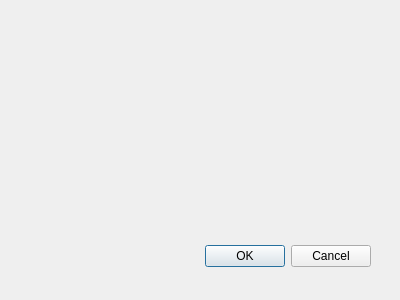
This is assessment_wizard_dialog_base.ui in adtorres1987/q_assessment_wizard as Qt 5 draws it before an edit. The edited form follows.
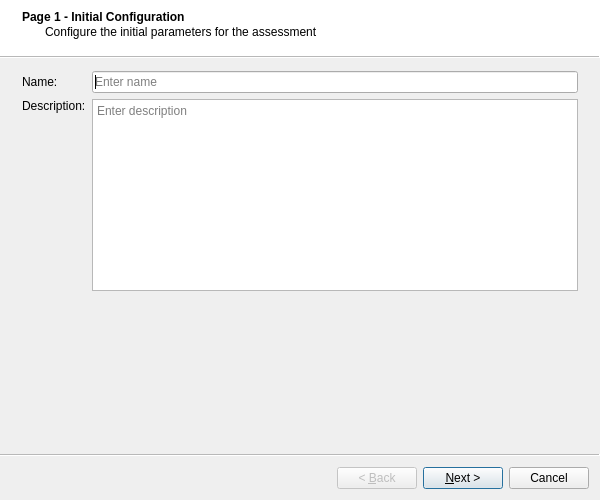
This is the edited form.

Commit message: Wizard structure with page 1, page 2, and page 3

What changed in the file:
```diff
--- a/assessment_wizard_dialog_base.ui
+++ b/assessment_wizard_dialog_base.ui
@@ -1,31 +1,81 @@
 <ui version="4.0" >
  <class>QassessmentWizardDialogBase</class>
- <widget class="QDialog" name="QassessmentWizardDialogBase" >
-  <property name="geometry" >
+ <widget class="QWizard" name="QassessmentWizardDialogBase">
+  <property name="geometry">
    <rect>
     <x>0</x>
     <y>0</y>
-    <width>400</width>
-    <height>300</height>
+    <width>600</width>
+    <height>500</height>
    </rect>
   </property>
   <property name="windowTitle" >
    <string>Assessment Wizard</string>
   </property>
-  <widget class="QDialogButtonBox" name="button_box" >
-   <property name="geometry" >
-    <rect>
-     <x>30</x>
-     <y>240</y>
-     <width>341</width>
-     <height>32</height>
-    </rect>
+  <property name="wizardStyle">
+   <enum>QWizard::ModernStyle</enum>
+  </property>
+  <widget class="QWizardPage" name="page_1">
+   <property name="title">
+    <string>Page 1 - Initial Configuration</string>
    </property>
-   <property name="orientation" >
-    <enum>Qt::Horizontal</enum>
+   <property name="subTitle">
+    <string>Configure the initial parameters for the assessment</string>
    </property>
-   <property name="standardButtons" >
-    <set>QDialogButtonBox::Cancel|QDialogButtonBox::Ok</set>
+   <layout class="QVBoxLayout" name="verticalLayout_page1">
+    <item>
+     <layout class="QFormLayout" name="formLayout_page1">
+      <item row="0" column="0">
+       <widget class="QLabel" name="label_name">
+        <property name="text">
+         <string>Name:</string>
+        </property>
+       </widget>
+      </item>
+      <item row="0" column="1">
+       <widget class="QLineEdit" name="lineEdit_name">
+        <property name="placeholderText">
+         <string>Enter name</string>
+        </property>
+       </widget>
+      </item>
+      <item row="1" column="0">
+       <widget class="QLabel" name="label_description">
+        <property name="text">
+         <string>Description:</string>
+        </property>
+        <property name="alignment">
+         <set>Qt::AlignLeading|Qt::AlignLeft|Qt::AlignTop</set>
+        </property>
+       </widget>
+      </item>
+      <item row="1" column="1">
+       <widget class="QTextEdit" name="textEdit_description">
+        <property name="placeholderText">
+         <string>Enter description</string>
+        </property>
+       </widget>
+      </item>
+     </layout>
+    </item>
+    <item>
+     <spacer name="verticalSpacer_page1">
+      <property name="orientation">
+       <enum>Qt::Vertical</enum>
+      </property>
+      <property name="sizeHint" stdset="0">
+       <size>
+        <width>20</width>
+        <height>40</height>
+       </size>
+      </property>
+     </spacer>
+    </item>
+   </layout>
+  </widget>
+  <widget class="QWizardPage" name="page_2">
+   <property name="title">
+    <string>Page 2 - Data Selection</string>
    </property>
   </widget>
  </widget>
```
Left out of the diff: 101 changed lines with no effect on the pictures. The commit also changes 6 other files.
